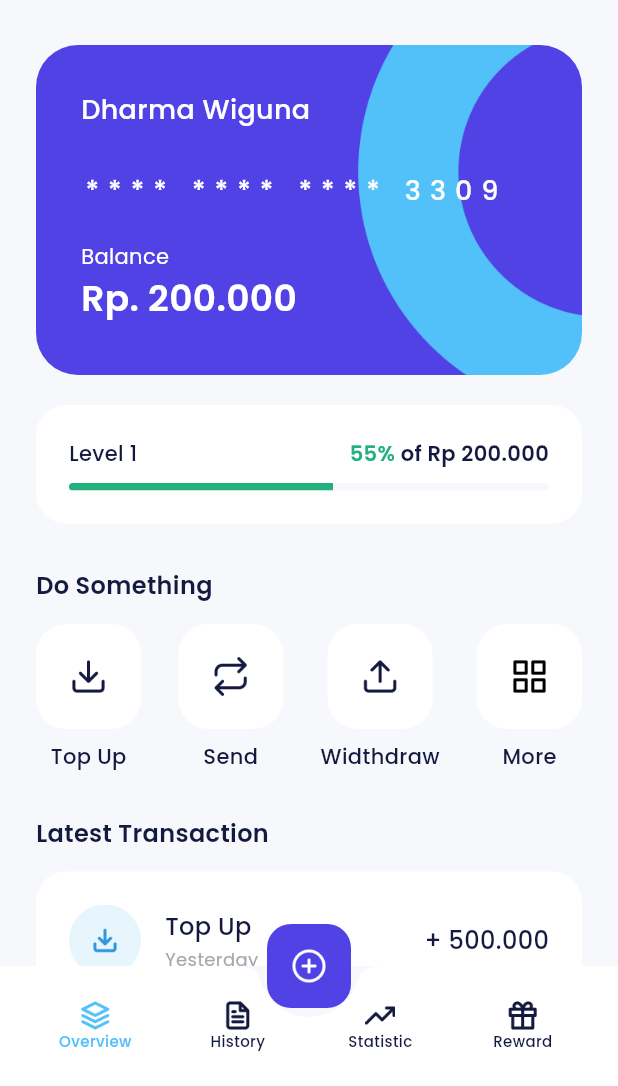
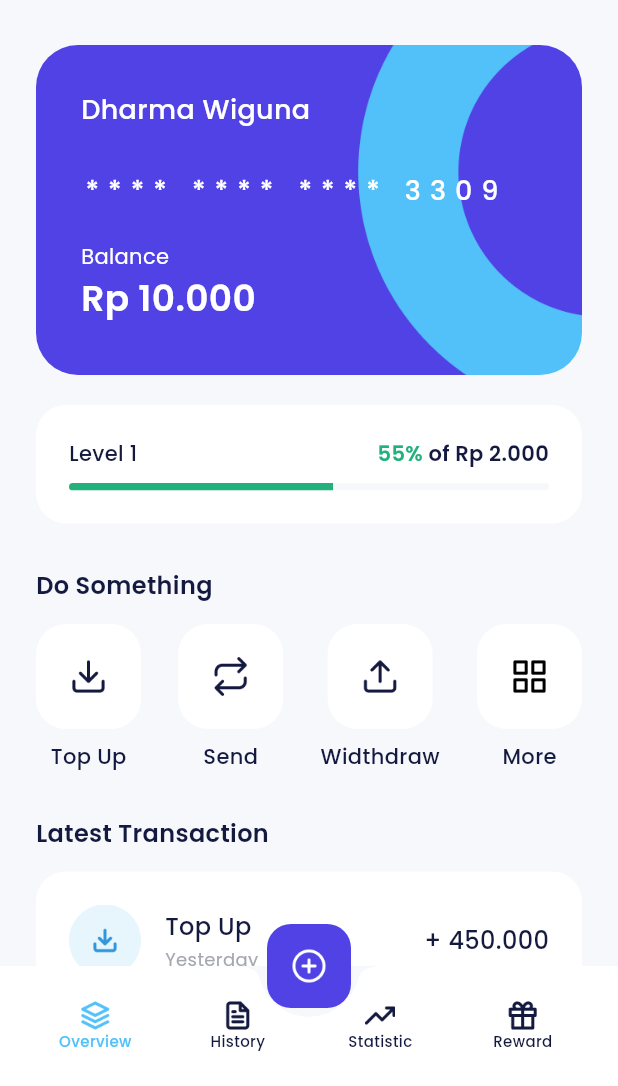
Before and after one commit to dharmawiguna/my_pocket, a Flutter app: the HomePage screen opened by its route, on a phone screen of 412 x 824 dp, the part 150-1236 px from its top. Run offline on Flutter 3.47's test engine with Material 3 defaults, Android fonts, the phone set to English and light mode, and no system bars; our stand-ins replace another_flushbar, carousel_slider, google_fonts.

Commit message:
format currency & custom snack bar

```diff
--- /dev/null
+++ b/lib/shared/shared_methods.dart
@@ -0,0 +1,24 @@
+import 'package:another_flushbar/flushbar.dart';
+import 'package:flutter/material.dart';
+import 'package:intl/intl.dart';
+import 'package:my_pocket/shared/theme.dart';
+
+void showCustomSnackBar(BuildContext context, String message) {
+  Flushbar(
+    message: message,
+    flushbarPosition: FlushbarPosition.TOP,
+    backgroundColor: redColor,
+    duration: const Duration(seconds: 3),
+  ).show(context);
+}
+
+String formatCurrency(
+  num number, {
+  String symbol = 'Rp ',
+}) {
+  return NumberFormat.currency(
+    locale: 'id',
+    symbol: symbol,
+    decimalDigits: 0,
+  ).format(number);
+}
--- a/lib/shared/theme.dart
+++ b/lib/shared/theme.dart
@@ -12,6 +12,7 @@ Color darkBackgroundColor = const Color(0xff020518);
 Color blueColor = const Color(0xff53C1F9);
 Color purpleColor = const Color(0xff5142E6);
 Color greenColor = const Color(0xff22B07D);
+Color redColor = const Color(0xffFF2566);
 Color numberButtonColor = const Color(0xff1A1D2E);
 
 TextStyle blackTextStyle = GoogleFonts.poppins(color: blackColor);
--- a/lib/ui/pages/data_provider_page.dart
+++ b/lib/ui/pages/data_provider_page.dart
@@ -1,4 +1,5 @@
 import 'package:flutter/material.dart';
+import 'package:my_pocket/shared/shared_methods.dart';
 import 'package:my_pocket/shared/theme.dart';
 import 'package:my_pocket/ui/widget/button.dart';
 import 'package:my_pocket/ui/widget/data_provider_item.dart';
@@ -55,7 +56,7 @@ class DataProviderPage extends StatelessWidget {
                     height: 2,
                   ),
                   Text(
-                    'Balance Rp. 2.000.000',
+                    'Balance ${formatCurrency(280000000)}',
                     style: greyTextStyle.copyWith(
                       fontSize: 12,
                       fontWeight: regular,
--- a/lib/ui/pages/home_page.dart
+++ b/lib/ui/pages/home_page.dart
@@ -1,4 +1,5 @@
 import 'package:flutter/material.dart';
+import 'package:my_pocket/shared/shared_methods.dart';
 import 'package:my_pocket/shared/theme.dart';
 import 'package:my_pocket/ui/widget/home_latest_transaction_item.dart';
 import 'package:my_pocket/ui/widget/home_service_item.dart';
@@ -200,7 +201,7 @@ class HomePage extends StatelessWidget {
             style: whiteTextStyle,
           ),
           Text(
-            "Rp. 200.000",
+            formatCurrency(10000),
             style: whiteTextStyle.copyWith(
               fontSize: 24,
               fontWeight: semiBold,
@@ -235,7 +236,7 @@ class HomePage extends StatelessWidget {
                 ),
               ),
               Text(
-                "of Rp 200.000",
+                "of ${formatCurrency(2000)}",
                 style: blackTextStyle.copyWith(fontWeight: semiBold),
               ),
             ],
@@ -338,32 +339,32 @@ class HomePage extends StatelessWidget {
               borderRadius: BorderRadius.circular(20),
               color: whiteColor,
             ),
-            child: const Column(
+            child: Column(
               children: [
                 HomeLatestTransactionItem(
                     iconUrl: "assets/icon_transaction_topup.png",
                     title: "Top Up",
-                    amount: "+ 500.000",
+                    amount: "+ ${formatCurrency(450000, symbol: "")}",
                     time: "Yesterday"),
                 HomeLatestTransactionItem(
                     iconUrl: "assets/icon_transaction_cashback.png",
                     title: "Cashback",
-                    amount: "+ 500.000",
+                    amount: "+ ${formatCurrency(500000, symbol: "")}",
                     time: "September 11"),
                 HomeLatestTransactionItem(
                     iconUrl: "assets/icon_transaction_withdraw.png",
                     title: "Withdraw",
-                    amount: "+ 500.000",
+                    amount: "+ ${formatCurrency(500000, symbol: "")}",
                     time: "Yesterday"),
                 HomeLatestTransactionItem(
                     iconUrl: "assets/icon_transaction_transfer.png",
                     title: "Transfer",
-                    amount: "+ 500.000",
+                    amount: "+ ${formatCurrency(500000, symbol: "")}",
                     time: "Yesterday"),
                 HomeLatestTransactionItem(
                     iconUrl: "assets/icon_transaction_electric.png",
                     title: "Electric",
-                    amount: "+ 500.000",
+                    amount: "+ ${formatCurrency(500000, symbol: "")}",
                     time: "Yesterday"),
               ],
             ),
--- a/lib/ui/widget/package_item.dart
+++ b/lib/ui/widget/package_item.dart
@@ -1,4 +1,5 @@
 import 'package:flutter/material.dart';
+import 'package:my_pocket/shared/shared_methods.dart';
 import 'package:my_pocket/shared/theme.dart';
 
 class PackageItem extends StatelessWidget {
@@ -49,7 +50,7 @@ class PackageItem extends StatelessWidget {
             height: 2,
           ),
           Text(
-            'Rp. $price',
+            formatCurrency(price),
             style: greyTextStyle.copyWith(fontSize: 12),
           )
         ],
--- a/pubspec.yaml
+++ b/pubspec.yaml
@@ -34,6 +34,7 @@ dependencies:
   carousel_slider: ^4.2.1
   url_launcher: ^6.2.1
   intl: ^0.18.1
+  another_flushbar: ^1.12.30
 
   # The following adds the Cupertino Icons font to your application.
   # Use with the CupertinoIcons class for iOS style icons.
```
Also changed, not shown: lib/ui/pages/pin_page.dart (+7 -2 lines), pubspec.lock.
